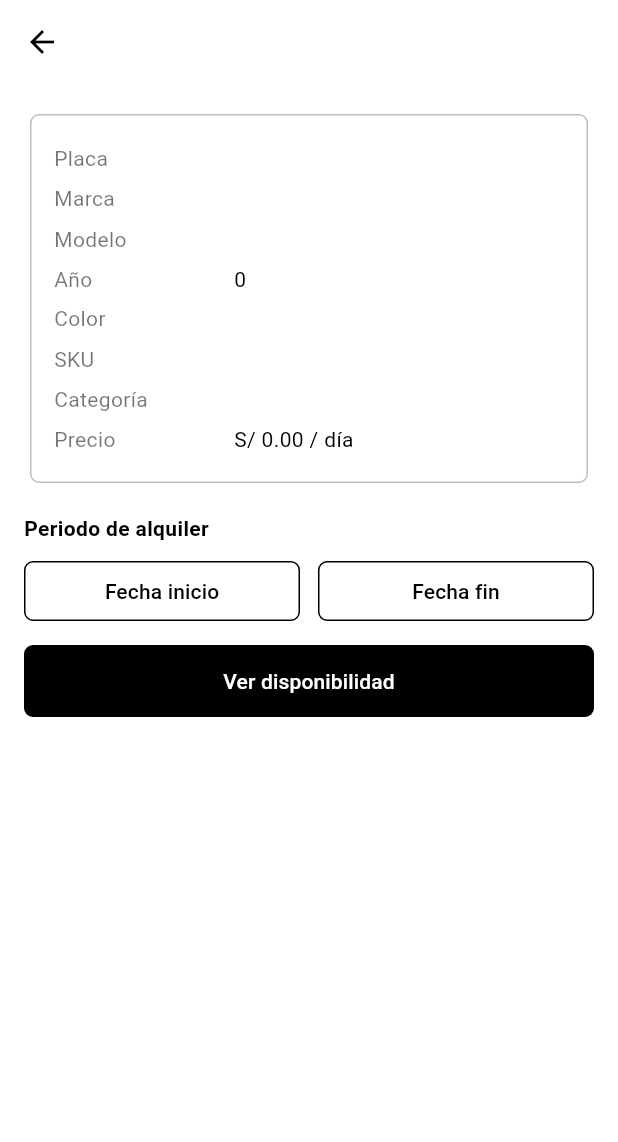
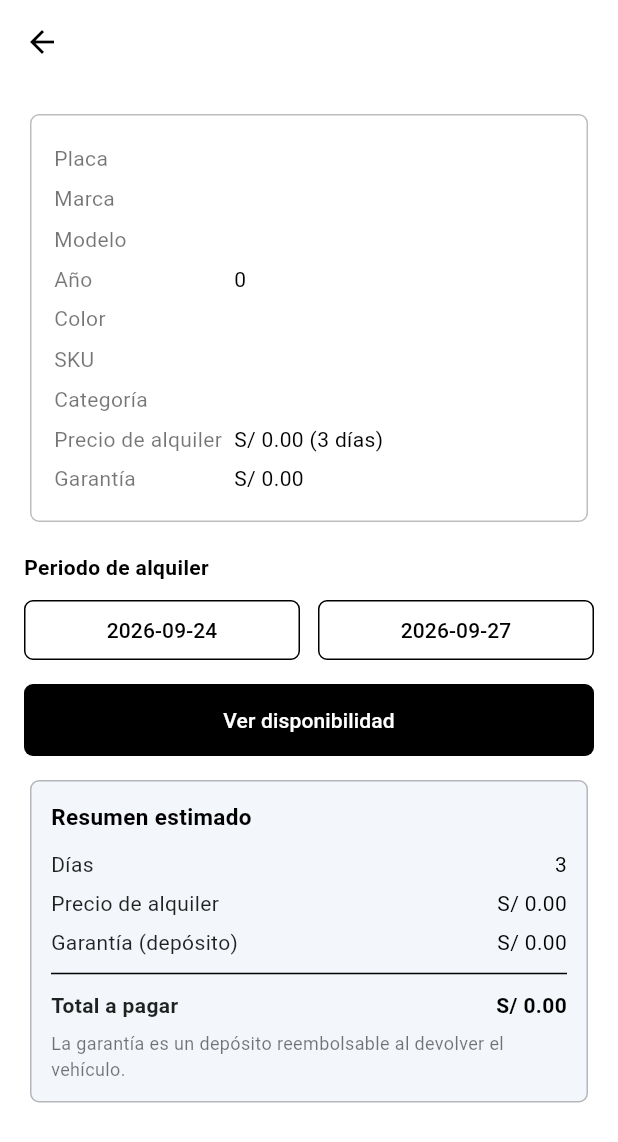
Before and after one commit to HC-Jim/SAV, a Flutter app: the DetalleVehiculoScreen screen opened directly with empty values, on a phone screen of 412 x 824 dp. Shown: the top 1142 px of the screen. Run offline on Flutter 3.47's test engine with Material 3 defaults, Android fonts, the phone set to English and light mode, and no system bars; our stand-ins replace pdf, printing; accounts and stored records are empty.

Commit message:
Precios/reserva: precio de alquiler fijo + garantia fija; dias por defecto 3
- vehiculo: precioAlquiler (precio_normal) + garantia; quita logica por dia/campania.
- Precios usa Buscar Vehiculo (SelectorVehiculo) y edita precio + garantia.
- Detalle de vehiculo: periodo por defecto 3 dias; muestra precio y garantia fijos.
- Incluye build/web recompilado.

Co-Authored-By: Claude Opus 4.8 <noreply@anthropic.com>

```diff
--- a/lib/models/vehiculo.dart
+++ b/lib/models/vehiculo.dart
@@ -1,4 +1,8 @@
-/// Vehiculo de la flota.
+/// Vehículo de la flota.
+///
+/// Modelo de precios simplificado: cada auto tiene un **precio de alquiler
+/// fijo** (por el periodo por defecto) y un **costo de garantía fijo**, ambos
+/// editables por el Administrador en "Catálogo de precios".
 class Vehiculo {
   final int id;
   final String? sku;
@@ -8,13 +12,14 @@ class Vehiculo {
   final int? anio;
   final String? color;
   final String? categoria;
-  final double precioRegular;
-  final double precioNormal;
-  final double precioCampania;
-  final int diasMinCampania;
+  final double precioAlquiler; // precio fijo total del alquiler
+  final double garantia;       // costo de garantía fijo (depósito)
   final int? kilometraje;
   final String? fechaProximoMantenimiento;
   final String? estado;
+
+  /// Días de alquiler por defecto.
+  static const int diasPorDefecto = 3;
 
   Vehiculo({
     required this.id,
@@ -25,10 +30,8 @@ class Vehiculo {
     this.anio,
     this.color,
     this.categoria,
-    this.precioRegular = 0,
-    this.precioNormal = 0,
-    this.precioCampania = 0,
-    this.diasMinCampania = 7,
+    this.precioAlquiler = 0,
+    this.garantia = 0,
     this.kilometraje,
     this.fechaProximoMantenimiento,
     this.estado,
@@ -43,10 +46,8 @@ class Vehiculo {
         anio: json['anio'] as int?,
         color: json['color'] as String?,
         categoria: json['categoria'] as String?,
-        precioRegular: (json['precio_regular'] as num?)?.toDouble() ?? 0,
-        precioNormal: (json['precio_normal'] as num?)?.toDouble() ?? 0,
-        precioCampania: (json['precio_campania'] as num?)?.toDouble() ?? 0,
-        diasMinCampania: json['dias_min_campania'] as int? ?? 7,
+        precioAlquiler: (json['precio_normal'] as num?)?.toDouble() ?? 0,
+        garantia: (json['garantia'] as num?)?.toDouble() ?? 0,
         kilometraje: json['kilometraje'] as int?,
         fechaProximoMantenimiento: json['fecha_proximo_mantenimiento'] as String?,
         estado: json['estado'] as String?,
@@ -65,15 +66,5 @@ class Vehiculo {
     }
   }
 
-  String get descripcion =>
-      '$placa · ${marca ?? ''} ${modelo ?? ''}'.trim();
-
-  /// Factor de garantía = tarifa diaria × este valor (coincide con el backend).
-  static const int factorGarantia = 5;
-
-  /// Precio por día aplicable según los días (normal o campaña).
-  double precioPara(int dias) {
-    if (precioCampania > 0 && dias >= diasMinCampania) return precioCampania;
-    return precioNormal;
-  }
+  String get descripcion => '$placa · ${marca ?? ''} ${modelo ?? ''}'.trim();
 }
--- a/lib/views/cliente/detalle_vehiculo_screen.dart
+++ b/lib/views/cliente/detalle_vehiculo_screen.dart
@@ -21,6 +21,14 @@ class _DetalleVehiculoScreenState extends State<DetalleVehiculoScreen> {
   String? _mensajeDisp;
   bool _disponible = false;
   bool _procesando = false;
+
+  @override
+  void initState() {
+    super.initState();
+    // Periodo por defecto: 3 días desde hoy.
+    _inicio = DateTime.now();
+    _fin = _inicio!.add(const Duration(days: Vehiculo.diasPorDefecto));
+  }
 
   String _fmt(DateTime d) =>
       '${d.year}-${d.month.toString().padLeft(2, '0')}-${d.day.toString().padLeft(2, '0')}';
@@ -88,7 +96,9 @@ class _DetalleVehiculoScreenState extends State<DetalleVehiculoScreen> {
                   _fila('Color', v.color ?? '-'),
                   _fila('SKU', v.sku ?? '-'),
                   _fila('Categoría', v.categoria ?? '-'),
-                  _fila('Precio', 'S/ ${v.precioNormal.toStringAsFixed(2)} / día'),
+                  _fila('Precio de alquiler',
+                      'S/ ${v.precioAlquiler.toStringAsFixed(2)} (${Vehiculo.diasPorDefecto} días)'),
+                  _fila('Garantía', 'S/ ${v.garantia.toStringAsFixed(2)}'),
                 ],
               ),
             ),
@@ -167,15 +177,14 @@ class _DetalleVehiculoScreenState extends State<DetalleVehiculoScreen> {
     }
   }
 
-  /// Resumen del costo estimado (alquiler + garantía) según las fechas.
+  /// Resumen del costo (precio de alquiler fijo + garantía fija).
   Widget _resumenEstimado() {
     final v = widget.vehiculo;
     final dias = _fin!.difference(_inicio!).inDays <= 0
-        ? 1
+        ? Vehiculo.diasPorDefecto
         : _fin!.difference(_inicio!).inDays;
-    final tarifa = v.precioPara(dias);
-    final alquiler = tarifa * dias;
-    final garantia = tarifa * Vehiculo.factorGarantia;
+    final alquiler = v.precioAlquiler; // precio fijo, no depende de los días
+    final garantia = v.garantia;
     final total = alquiler + garantia;
     Widget fila(String k, String val, {bool bold = false}) => Padding(
           padding: const EdgeInsets.symmetric(vertical: 3),
@@ -204,8 +213,7 @@ class _DetalleVehiculoScreenState extends State<DetalleVehiculoScreen> {
                   style: TextStyle(fontWeight: FontWeight.bold, fontSize: 15)),
               const SizedBox(height: 8),
               fila('Días', '$dias'),
-              fila('Precio por día', 'S/ ${tarifa.toStringAsFixed(2)}'),
-              fila('Alquiler', 'S/ ${alquiler.toStringAsFixed(2)}'),
+              fila('Precio de alquiler', 'S/ ${alquiler.toStringAsFixed(2)}'),
               fila('Garantía (depósito)', 'S/ ${garantia.toStringAsFixed(2)}'),
               const Divider(),
               fila('Total a pagar', 'S/ ${total.toStringAsFixed(2)}', bold: true),
```
Also changed, not shown: lib/views/gestion/precios_screen.dart (+78 -98 lines), 2 other files.
